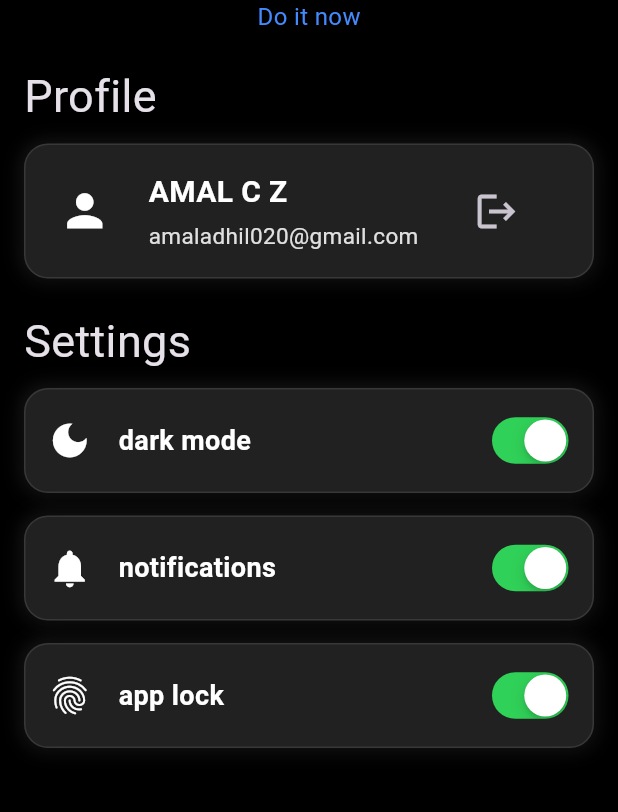
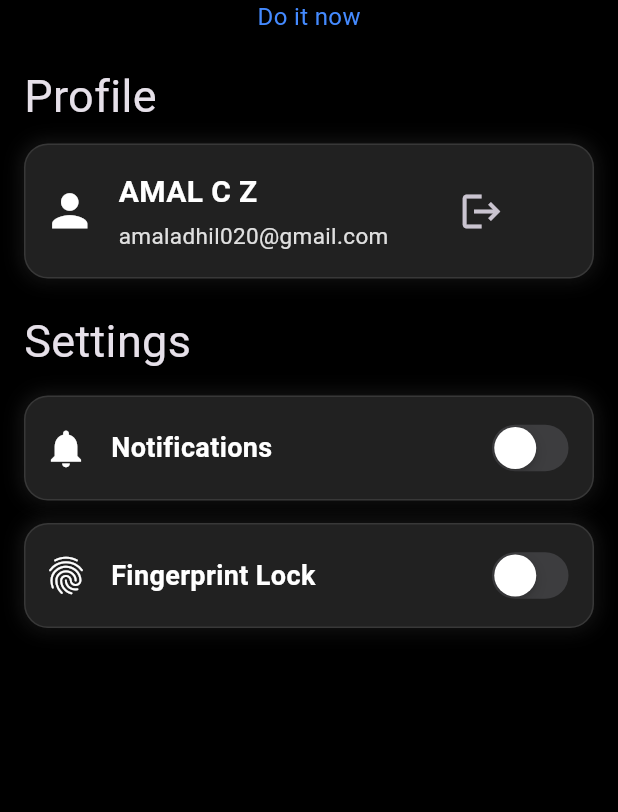
Before and after one commit to cz-amal/habit_app, a Flutter app: the SettingsPage screen opened directly, on a phone screen of 412 x 824 dp, the part 173-985 px from its top. Run offline on Flutter 3.47's test engine with Material 3 defaults, Android fonts, the phone set to English and light mode, and no system bars; our stand-ins replace cloud_firestore, dropdown_button2, firebase_core, flutter_heatmap_calendar, flutter_local_notifications, flutter_timezone and 7 more; accounts and stored records are empty.

Commit message:
notification and finger lock added

```diff
--- a/devtools_options.yaml
+++ b/devtools_options.yaml
@@ -1,3 +1,4 @@
 description: This file stores settings for Dart & Flutter DevTools.
 documentation: https://docs.flutter.dev/tools/devtools/extensions#configure-extension-enablement-states
 extensions:
+  - provider: true
--- a/lib/components/habit_grid.dart
+++ b/lib/components/habit_grid.dart
@@ -1,7 +1,6 @@
 import 'package:flutter/material.dart';
 import 'package:google_fonts/google_fonts.dart';
 import 'package:habit_app/components/input_field.dart';
-import 'package:habit_app/provider/date_color.dart';
 import 'package:provider/provider.dart';
 
 import '../model/Database.dart';
@@ -93,8 +92,6 @@ class _HabitGridState extends State<HabitGrid> {
                                             0;
                                     final db = context.read<Database>();
                                     if (input_text >= widget.threshold!) {
-                                      print(
-                                          "input = $input_text and threshold = $widget.rate");
                                       setState(() {
                                         isGreater =
                                             true; // Update checkbox state
@@ -105,8 +102,7 @@ class _HabitGridState extends State<HabitGrid> {
                                           DateTime.now(), true, input_text);
                                       // db.Marked(isChecked, isGreater);
                                     } else {
-                                      print(
-                                          "input = $input_text and threshold = $widget.rate");
+
                                       setState(() {
                                         isGreater =
                                             false; // Update checkbox state
--- a/lib/components/habit_pop.dart
+++ b/lib/components/habit_pop.dart
@@ -1,9 +1,6 @@
-import 'package:cloud_firestore/cloud_firestore.dart';
 import 'package:flutter/material.dart';
 import 'package:google_fonts/google_fonts.dart';
-import 'package:provider/provider.dart';
 
-import '../model/Database.dart';
 
 class HabitPop extends StatefulWidget {
 
--- a/lib/components/habit_tile.dart
+++ b/lib/components/habit_tile.dart
@@ -1,4 +1,3 @@
-import 'package:cloud_firestore/cloud_firestore.dart';
 import 'package:flutter/material.dart';
 import 'package:google_fonts/google_fonts.dart';
 import 'package:habit_app/pages/edit_habit.dart';
--- a/lib/components/nav_bar.dart
+++ b/lib/components/nav_bar.dart
@@ -1,8 +1,6 @@
 import 'package:flutter/material.dart';
 import 'package:google_nav_bar/google_nav_bar.dart';
-import 'package:provider/provider.dart';
 
-import '../theme/theme_provider.dart';
 
 class NavPage extends StatelessWidget {
   final void Function(int)? fn;
--- a/lib/components/settings_tile.dart
+++ b/lib/components/settings_tile.dart
@@ -3,16 +3,42 @@ import 'package:flutter/material.dart';
 import 'package:google_fonts/google_fonts.dart';
 
 class SettingsTile extends StatefulWidget {
-  void Function(bool)? onChanged;
+  final void Function(bool) onChanged;
   final String title;
   final IconData? icon_data;
-  SettingsTile({super.key,required this.onChanged,required this.title,required this.icon_data});
+  bool isSwitchedOn;
+
+  SettingsTile({
+    super.key,
+    required this.onChanged,
+    required this.title,
+    required this.icon_data,
+    required this.isSwitchedOn,
+  });
 
   @override
   State<SettingsTile> createState() => _SettingsTileState();
 }
 
 class _SettingsTileState extends State<SettingsTile> {
+  late bool _isSwitchedOn; // Make it mutable
+
+  @override
+  void initState() {
+    super.initState();
+    _isSwitchedOn = widget.isSwitchedOn; // Initialize with the value passed from the parent
+  }
+  @override
+  void didUpdateWidget(SettingsTile oldWidget) {
+    super.didUpdateWidget(oldWidget);
+    // Update local state if the parent widget's value changes
+    if (oldWidget.isSwitchedOn != widget.isSwitchedOn) {
+      setState(() {
+        _isSwitchedOn = widget.isSwitchedOn;
+      });
+    }
+  }
+
   @override
   Widget build(BuildContext context) {
     return Container(
@@ -20,18 +46,10 @@ class _SettingsTileState extends State<SettingsTile> {
       height: 70,
       decoration: BoxDecoration(
         borderRadius: BorderRadius.circular(16),
-        color: Colors.grey[900], // Subtle transparency effect
+        color: Colors.grey[900],
         boxShadow: [
-          BoxShadow(
-            color: Colors.white.withOpacity(0.1),
-            blurRadius: 10,
-            spreadRadius: 1,
-          ),
-          BoxShadow(
-            color: Colors.black.withOpacity(0.3),
-            blurRadius: 10,
-            offset: Offset(2, 4),
-          ),
+          BoxShadow(color: Colors.white.withOpacity(0.1), blurRadius: 10, spreadRadius: 1),
+          BoxShadow(color: Colors.black.withOpacity(0.3), blurRadius: 10, offset: Offset(2, 4)),
         ],
         border: Border.all(color: Colors.white.withOpacity(0.1)),
       ),
@@ -39,18 +57,9 @@ class _SettingsTileState extends State<SettingsTile> {
         padding: const EdgeInsets.symmetric(horizontal: 12, vertical: 8),
         child: Row(
           children: [
-            Container(
-              width: 35,
-              height: 35,
-              decoration: BoxDecoration(
-                shape: BoxShape.circle,
-              ),
-              child: Icon(widget.icon_data, size: 30, color: Colors.white),
-            ),
-            SizedBox(width: 15), // Adjust spacing
+            Icon(widget.icon_data, size: 30, color: Colors.white),
+            SizedBox(width: 15),
             Expanded(
-              child: Align(
-                alignment: Alignment.centerLeft,
               child: Text(
                 widget.title,
                 style: GoogleFonts.varelaRound(
@@ -60,17 +69,18 @@ class _SettingsTileState extends State<SettingsTile> {
                 ),
               ),
             ),
-            ),
-            Align(
-              alignment: Alignment.center,
-              child: CupertinoSwitch(
-                value: true,
-                onChanged: widget.onChanged,
-              ),
+            CupertinoSwitch(
+              value: _isSwitchedOn, // Use the local state variable
+              onChanged: (bool state){
+               print(state);
+                setState(() {
+                  _isSwitchedOn = state; // Update the local state
+                });
+                 widget.onChanged(state); // Notify the parent widget
+              },
             ),
           ],
         ),
-
       ),
     );
   }
--- a/lib/model/Database.dart
+++ b/lib/model/Database.dart
@@ -1,9 +1,7 @@
-import 'dart:math';
 
 import 'package:cloud_firestore/cloud_firestore.dart';
 import 'package:flutter/cupertino.dart';
 import 'package:flutter/material.dart';
-import 'package:intl/intl.dart';
 
 import 'Habit.dart';
 
--- a/lib/pages/edit_habit.dart
+++ b/lib/pages/edit_habit.dart
@@ -3,7 +3,6 @@ import 'package:flutter/material.dart';
 import 'package:google_fonts/google_fonts.dart';
 import 'package:habit_app/components/input_field.dart';
 import 'package:habit_app/model/Database.dart';
-import 'package:habit_app/model/Habit.dart';
 import 'package:provider/provider.dart';
 
 class EditHabit extends StatefulWidget {
@@ -38,9 +37,7 @@ class _EditHabitState extends State<EditHabit> {
     // Fetch the habit data and initialize the fields
     WidgetsBinding.instance.addPostFrameCallback((_) {
       final db = Provider.of<Database>(context, listen: false);
-      print("id is");
-      print(widget.id);
-      print(db.MyHabits);
+
       final habit = db.MyHabits.firstWhere((x) => x['id'] == widget.id);
 
       setState(() {
--- a/lib/pages/habits_page.dart
+++ b/lib/pages/habits_page.dart
@@ -1,10 +1,7 @@
-import 'package:cloud_firestore/cloud_firestore.dart';
 import 'package:flutter/material.dart';
 import 'package:google_fonts/google_fonts.dart';
 import 'package:habit_app/components/habit_tile.dart';
-import 'package:habit_app/components/text_tile.dart';
 import 'package:habit_app/pages/add_habit.dart';
-import 'package:habit_app/pages/category_page.dart';
 import 'package:provider/provider.dart';
 
 import '../components/no_habit_tile.dart';
@@ -75,7 +72,6 @@ class _HabitsPageState extends State<HabitsPage> {
                   if (db.MyHabits.isNotEmpty) {
                     // Display habits when the list is not empty
                     final habit = db.MyHabits[index];
-                    print(habit);
                     String habitText = habit['name'];
                     String description = habit['description'];
                     bool isGood = habit['isGood'];
--- a/lib/pages/settings_page.dart
+++ b/lib/pages/settings_page.dart
@@ -1,6 +1,9 @@
 import 'package:flutter/material.dart';
 import 'package:google_fonts/google_fonts.dart';
 import 'package:habit_app/components/settings_tile.dart';
+import 'package:habit_app/service/notification_service.dart';
+import 'package:shared_preferences/shared_preferences.dart';
+
 class SettingsPage extends StatefulWidget {
   const SettingsPage({super.key});
 
@@ -9,15 +12,62 @@ class SettingsPage extends StatefulWidget {
 }
 
 class _SettingsPageState extends State<SettingsPage> {
-  void onChanged(bool? state){
-    print("state changed");
+  bool isNotificationEnabled = false; // Holds the notification switch state
+  bool isFingerprintEnabled = false; // Holds the fingerprint switch state
+
+  @override
+  void initState() {
+    super.initState();
+    _loadPreferences(); // Load saved preferences
+  }
+
+  // Load preferences from SharedPreferences
+  Future<void> _loadPreferences() async {
+    final prefs = await SharedPreferences.getInstance();
+    setState(() {
+      isNotificationEnabled = prefs.getBool('notifications_enabled') ?? false;
+      isFingerprintEnabled = prefs.getBool('fingerprint_enabled') ?? false;
+    });
+  }
+
+  // Save fingerprint switch state to SharedPreferences
+  Future<void> _saveFingerprintState(bool value) async {
+    final prefs = await SharedPreferences.getInstance();
+    await prefs.setBool('fingerprint_enabled', value);
+  }
+
+  // Toggle notification switch and handle notifications
+  Future<void> onNotificationChanged(bool state) async {
+    final prefs = await SharedPreferences.getInstance();
+    setState(() {
+      isNotificationEnabled = state;
+    });
+
+    await prefs.setBool('notifications_enabled', state);
+
+    if (state) {
+      Notiservice().initNotif();
+      Notiservice().schedule(
+        title: "Hey, time to do some tasks!!",
+        body: "Complete the task and stay consistent",
+        hour: 10,
+        minute: 10,
+      );
+    } else {
+      Notiservice().cancelNotif();
+    }
   }
 
   @override
   Widget build(BuildContext context) {
     return Scaffold(
       appBar: AppBar(
-        leading: IconButton(onPressed: (){Navigator.pop(context);}, icon: Icon(Icons.navigate_before,size: 30,)),
+        leading: IconButton(
+          onPressed: () {
+            Navigator.pop(context);
+          },
+          icon: Icon(Icons.navigate_before, size: 30),
+        ),
         backgroundColor: Colors.transparent,
         elevation: 0,
       ),
@@ -27,12 +77,12 @@ class _SettingsPageState extends State<SettingsPage> {
         child: Column(
           crossAxisAlignment: CrossAxisAlignment.start,
           children: [
-
             Center(
               child: Text(
                 "Habit Tracker",
                 style: GoogleFonts.varelaRound(
-                          fontWeight: FontWeight.bold, fontSize: 30),
+                  fontWeight: FontWeight.bold, fontSize: 30,
+                ),
               ),
             ),
             Center(
@@ -41,26 +91,18 @@ class _SettingsPageState extends State<SettingsPage> {
                 style: GoogleFonts.varelaRound(fontSize: 16, color: Colors.blueAccent),
               ),
             ),
-            const SizedBox(height: 20,),
-            Text("Profile",style: GoogleFonts.varelaRound(fontSize: 30),),
-            const SizedBox(height: 10,),
+            const SizedBox(height: 20),
+            Text("Profile", style: GoogleFonts.varelaRound(fontSize: 30)),
+            const SizedBox(height: 10),
             Container(
               width: 400,
               height: 90,
               decoration: BoxDecoration(
                 borderRadius: BorderRadius.circular(16),
-            color: Colors.grey[900], // Subtle transparency effect
+                color: Colors.grey[900],
                 boxShadow: [
-              BoxShadow(
-                color: Colors.white.withOpacity(0.1),
-                blurRadius: 10,
-                spreadRadius: 1,
-              ),
-              BoxShadow(
-                color: Colors.black.withOpacity(0.3),
-                blurRadius: 10,
-                offset: Offset(2, 4),
-              ),
+                  BoxShadow(color: Colors.white.withOpacity(0.1), blurRadius: 10, spreadRadius: 1),
+                  BoxShadow(color: Colors.black.withOpacity(0.3), blurRadius: 10, offset: Offset(2, 4)),
                 ],
                 border: Border.all(color: Colors.white.withOpacity(0.1)),
               ),
@@ -69,15 +111,7 @@ class _SettingsPageState extends State<SettingsPage> {
                 child: Row(
                   mainAxisAlignment: MainAxisAlignment.start,
                   children: [
-                Container(
-                  width: 55,
-                  height: 55,
-                  decoration: BoxDecoration(
-                    shape: BoxShape.circle,
-                  ),
-
-                  child: Icon(Icons.person, size: 35, color: Colors.white),
-                ),
+                    Icon(Icons.person, size: 35, color: Colors.white),
                     SizedBox(width: 15),
                     Column(
                       crossAxisAlignment: CrossAxisAlignment.start,
@@ -101,23 +135,32 @@ class _SettingsPageState extends State<SettingsPage> {
                         ),
                       ],
                     ),
-                Expanded(child: IconButton(onPressed: (){}, icon: Icon(Icons.logout,size: 30,)))
+                    Expanded(
+                      child: IconButton(onPressed: () {}, icon: Icon(Icons.logout, size: 30)),
+                    ),
                   ],
                 ),
               ),
             ),
-            const SizedBox(height: 20,),
-            Text("Settings",style: GoogleFonts.varelaRound(fontSize: 30),),
-            const SizedBox(height: 10,),
-            SettingsTile(title: "dark mode",icon_data:Icons.dark_mode,onChanged:onChanged),
-            const SizedBox(height: 15,),
-            SettingsTile(title: "notifications",icon_data:Icons.notifications,onChanged:onChanged),
-            const SizedBox(height: 15,),
-            SettingsTile(title: "app lock",icon_data:Icons.fingerprint,onChanged:onChanged),
-
+            const SizedBox(height: 20),
+            Text("Settings", style: GoogleFonts.varelaRound(fontSize: 30)),
+            const SizedBox(height: 15),
+            SettingsTile(
+              title: "Notifications",
+              icon_data: Icons.notifications,
+              onChanged: onNotificationChanged,
+              isSwitchedOn: isNotificationEnabled,
+            ),
+            const SizedBox(height: 15),
+            SettingsTile(
+              title: "Fingerprint Lock",
+              icon_data: Icons.fingerprint,
+              onChanged: _saveFingerprintState,
+              isSwitchedOn: isFingerprintEnabled,
+            ),
           ],
         ),
-      )
+      ),
     );
   }
 }
--- a/lib/provider/date_color.dart
+++ b/lib/provider/date_color.dart
@@ -1,7 +1,5 @@
 
 import 'package:flutter/material.dart';
-import 'package:flutter/material.dart';
-import 'package:provider/provider.dart';
 
 import '../model/Database.dart';
 
--- a/lib/theme/dark_mode.dart
+++ b/lib/theme/dark_mode.dart
@@ -1,7 +1,7 @@
 import 'package:flutter/material.dart';
 ThemeData dark = ThemeData(
   colorScheme: ColorScheme.dark(
-      background: Colors.grey.shade900,
+      surface: Colors.grey.shade900,
       primary: Colors.grey.shade600,
       secondary: Colors.grey.shade700,
       tertiary: Colors.grey.shade800,
--- a/lib/theme/light_mode.dart
+++ b/lib/theme/light_mode.dart
@@ -1,7 +1,7 @@
 import 'package:flutter/material.dart';
 ThemeData light = ThemeData(
   colorScheme: ColorScheme.light(
-    background: Colors.grey.shade300,
+    surface: Colors.grey.shade300,
     primary: Colors.grey.shade500,
     secondary: Colors.grey.shade200,
     tertiary: Colors.white,
--- a/pubspec.yaml
+++ b/pubspec.yaml
@@ -35,7 +35,7 @@ dependencies:
   # Use with the CupertinoIcons class for iOS style icons.
   cupertino_icons: ^1.0.8
   provider: ^6.1.2
-  intl: ^0.20.1
+  intl: ^0.19.0
   google_fonts: ^6.2.1
   google_nav_bar: ^5.0.7
   flutter_heatmap_calendar: ^1.0.5
@@ -51,6 +51,9 @@ dependencies:
   flutter_local_notifications: ^18.0.1
   permission_handler: ^11.3.1
   timezone: ^0.10.0
+  flutter_timezone: ^4.0.0
+  shared_preferences: ^2.5.1
+  local_auth: 2.2.0
 #  isar: ^3.1.0+1
 #  isar_flutter_libs: ^3.1.0+1
 #  path_provider: ^2.1.5
```
Also changed, not shown: lib/components/black_screen.dart (added, +106 -0 lines), lib/components/show_habit.dart (+5 -9 lines), lib/main.dart (+8 -24 lines), lib/pages/home_page.dart (+16 -13 lines), lib/pages/today_page.dart (+2 -6 lines), lib/service/notification_service.dart (+52 -78 lines), pubspec.lock, 8 other files. Lines whose indentation alone changed are shown as unchanged.
